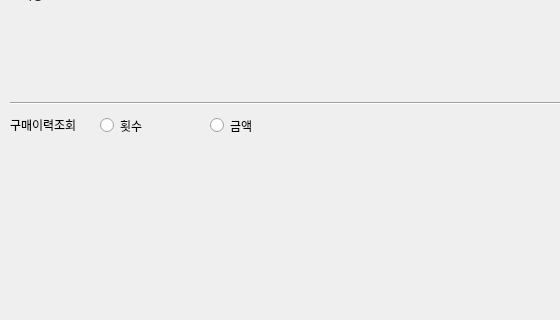
Before: the Qt Designer form design_main.ui in sohyeon98720/Lgorithm, drawn with Qt 5; both pictures show x 0 to 560 and y 105 to 425 of the 643 by 671 pixel window.
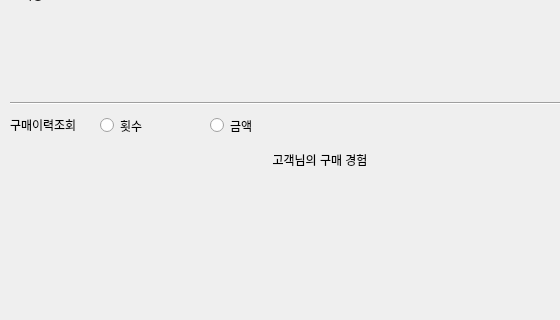
After: the same form once the commit is applied.

```diff
--- a/design_main.ui
+++ b/design_main.ui
@@ -91,6 +91,47 @@
     </rect>
    </property>
    <layout class="QVBoxLayout" name="verticalLayout">
+    <item alignment="Qt::AlignHCenter">
+     <widget class="QLabel" name="label_3">
+      <property name="minimumSize">
+       <size>
+        <width>150</width>
+        <height>30</height>
+       </size>
+      </property>
+      <property name="maximumSize">
+       <size>
+        <width>150</width>
+        <height>30</height>
+       </size>
+      </property>
+      <property name="text">
+       <string>고객님의 구매 경험</string>
+      </property>
+      <property name="alignment">
+       <set>Qt::AlignCenter</set>
+      </property>
+     </widget>
+    </item>
+    <item alignment="Qt::AlignHCenter">
+     <widget class="QLabel" name="label_cust_num">
+      <property name="minimumSize">
+       <size>
+        <width>50</width>
+        <height>20</height>
+       </size>
+      </property>
+      <property name="maximumSize">
+       <size>
+        <width>100</width>
+        <height>30</height>
+       </size>
+      </property>
+      <property name="text">
+       <string/>
+      </property>
+     </widget>
+    </item>
     <item>
      <widget class="QLabel" name="label_piechart">
       <property name="text">
```
